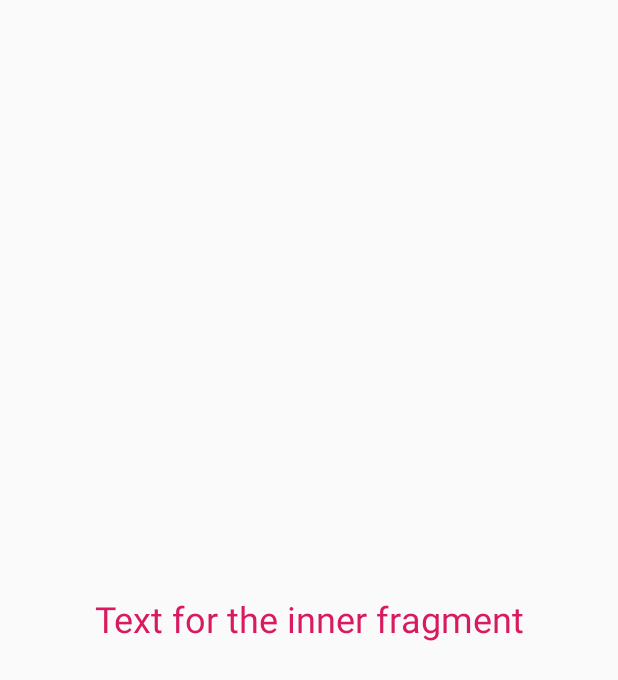
After one commit to SingeltonAttero/CleanApp, an Android app: the fragment DetailedRoomFragment placed in its activity, on a phone screen of 412 x 824 dp. The commit adds this screen. Shown: the top 680 px of the screen. Run offline under Robolectric (Android 15) with nearby library versions, the phone set to English and light mode, and no system bars; our stand-ins replace RxJava; libraries missing offline, so code that uses them is left out: com.arellomobile.mvp, com.jakewharton.rxrelay2, ru.terrakok.cicerone; 4 statements that could not run were skipped.

Commit message:
add detailed fragment and navigation flow test

```diff
--- a/app/src/main/java/com/yakov/weber/cleanapp/presention/dictionary/DictionaryListPresenter.kt
+++ b/app/src/main/java/com/yakov/weber/cleanapp/presention/dictionary/DictionaryListPresenter.kt
@@ -21,7 +21,7 @@ class DictionaryListPresenter @Inject constructor(private val interactor:Diction
                 Word("Уильям Фоксуэлл Олбрайт","американский востоковед, эпиграфист, один из основоположников библейской археологии и археологического направления библейской географии.[4] Исследователь ветхозаветной традиции. Основной труд «От каменного века к христианству: монотеизм и исторический процесс» (1940; англ. From the Stone Age to Christianity: Monotheism and the Historical Process)."),
                 Word("Дерюгины","Дерюгины (нем. von Derjugin, англ. von Derugin, Derugin) — древний русский дворянский род, из «детей боярских» Рыльской местности[1]. Род записан в дворянские родословные книги Курской[2], Воронежской[3], Петербургской[4], Псковской[4][5], Рязанской[6], Самарской[7], и Слободско-Украинской[8] губерний."),
                 Word("Puma SE","промышленная компания Германии, специализирующаяся на выпуске спортивной обуви, одежды, инвентаря и парфюмерии под торговой маркой Puma."),
-                Word("«Звёздный инспектор» ","художественный фильм режиссёров Марка Ковалёва и Владимира Полина, снятый на киностудии «Мосфильм» в 1980 году."),
+                Word("Звёздный инспектор ","художественный фильм режиссёров Марка Ковалёва и Владимира Полина, снятый на киностудии «Мосфильм» в 1980 году."),
                 Word("Кастельянос-де-Морискос ","муниципалитет в Испании, входит в провинцию Саламанка в составе автономного сообщества Кастилия и Леон. Занимает площадь 13,84 км². Население — 1638 человек (на 2010 год). Расстояние до административного центра провинции — 8 км."),
                 Word("Шерпа","доверенное лицо руководителя страны-члена «Большой семёрки». Шерпа отвечает за контакты с коллегами из зарубежных государств и подготовку саммита «Большой семёрки», когда его страна является председателем клуба. Также шерпы занимаются подготовкой повестки дня саммитов и соглашений."),
                 Word("Ожерелье королевы","вторая часть тетралогии Александра Дюма-отца, объединённой похождениями известного мага, предсказателя судеб и вечного человека Джузеппе Бальзамо (Калиостро)"))
--- /dev/null
+++ b/app/src/main/java/com/yakov/weber/cleanapp/presention/reading/room/detailed/DetailedRoomView.kt
@@ -0,0 +1,10 @@
+package com.yakov.weber.cleanapp.presention.reading.room.detailed
+
+import com.arellomobile.mvp.MvpView
+
+/**
+ * Created on 06.11.18
+ * @author YWeber
+ * project CleanApp */
+
+interface DetailedRoomView  : MvpView
--- a/app/src/main/java/com/yakov/weber/cleanapp/presention/reading/room/ReadingRoomView.kt
+++ b/app/src/main/java/com/yakov/weber/cleanapp/presention/reading/room/list/ReadingRoomView.kt
@@ -1,4 +1,4 @@
-package com.yakov.weber.cleanapp.presention.reading.room
+package com.yakov.weber.cleanapp.presention.reading.room.list
 
 import com.arellomobile.mvp.MvpView
 import com.yakov.weber.cleanapp.entity.Book
--- a/app/src/main/java/com/yakov/weber/cleanapp/ui/AppActivity.kt
+++ b/app/src/main/java/com/yakov/weber/cleanapp/ui/AppActivity.kt
@@ -18,6 +18,8 @@ import org.jetbrains.anko.toast
 import ru.terrakok.cicerone.Navigator
 import ru.terrakok.cicerone.NavigatorHolder
 import ru.terrakok.cicerone.android.support.SupportAppNavigator
+import ru.terrakok.cicerone.commands.Back
+import ru.terrakok.cicerone.commands.BackTo
 import ru.terrakok.cicerone.commands.Command
 import toothpick.Toothpick
 import javax.inject.Inject
@@ -44,6 +46,8 @@ class AppActivity : MvpAppCompatActivity(), AppView {
 
     private val navigator:Navigator by lazy {
         object : SupportAppNavigator(this,supportFragmentManager,R.id.app_container){
+
+
             override fun setupFragmentTransaction(command: Command?,
                                                   currentFragment: Fragment?,
                                                   nextFragment: Fragment?,
--- a/app/src/main/java/com/yakov/weber/cleanapp/ui/global/BaseFragment.kt
+++ b/app/src/main/java/com/yakov/weber/cleanapp/ui/global/BaseFragment.kt
@@ -8,6 +8,7 @@ import android.view.ViewGroup
 import com.arellomobile.mvp.MvpAppCompatFragment
 import com.yakov.weber.cleanapp.presention.global.DisposableComponent
 import com.yakov.weber.cleanapp.presention.global.DisposableComponentImpl
+import org.jetbrains.anko.support.v4.toast
 
 /**
  * Created on 29.10.18
--- /dev/null
+++ b/app/src/main/java/com/yakov/weber/cleanapp/ui/reading/room/detailed/DetailedRoomFragment.kt
@@ -0,0 +1,36 @@
+package com.yakov.weber.cleanapp.ui.reading.room.detailed
+
+import com.arellomobile.mvp.presenter.InjectPresenter
+import com.arellomobile.mvp.presenter.ProvidePresenter
+import com.yakov.weber.cleanapp.R
+import com.yakov.weber.cleanapp.presention.reading.room.detailed.DetailedRoomPresenter
+import com.yakov.weber.cleanapp.presention.reading.room.detailed.DetailedRoomView
+import com.yakov.weber.cleanapp.toothpick.DI
+import com.yakov.weber.cleanapp.ui.global.BaseFragment
+import toothpick.Toothpick
+
+/**
+ * Created on 06.11.18
+ * @author YWeber
+ * project CleanApp */
+
+class DetailedRoomFragment : BaseFragment(), DetailedRoomView {
+
+    override val layout: Int
+        get() = R.layout.fragment_detailed_room
+
+
+    @InjectPresenter
+    lateinit var presenter: DetailedRoomPresenter
+
+    @ProvidePresenter
+    fun providerPresenter(): DetailedRoomPresenter = Toothpick.openScope(DI.APP_SCOPE)
+            .getInstance(DetailedRoomPresenter::class.java)
+
+    override fun onBackPressed() {
+        super.onBackPressed()
+        presenter.onBack()
+    }
+
+
+}
--- a/app/src/main/java/com/yakov/weber/cleanapp/ui/reading/room/ReadBookAdapter.kt
+++ b/app/src/main/java/com/yakov/weber/cleanapp/ui/reading/room/list/ReadBookAdapter.kt
@@ -1,4 +1,4 @@
-package com.yakov.weber.cleanapp.ui.reading.room
+package com.yakov.weber.cleanapp.ui.reading.room.list
 
 import android.support.v7.widget.RecyclerView
 import android.view.View
@@ -14,7 +14,7 @@ import kotlinx.android.synthetic.main.item_reading_book.view.*
  * @author YWeber
  * project CleanApp */
 
-class ReadBookAdapter(private val bookList: List<Book>) : RecyclerView.Adapter<ReadBookAdapter.ReadBookHolder>() {
+class ReadBookAdapter(private val bookList: List<Book>,private val clickItem:(Book) -> Unit) : RecyclerView.Adapter<ReadBookAdapter.ReadBookHolder>() {
     override fun onCreateViewHolder(parent: ViewGroup, viewType: Int): ReadBookHolder {
         val view = parent.inflate(R.layout.item_reading_book)
         return ReadBookHolder(view)
@@ -28,6 +28,7 @@ class ReadBookAdapter(private val bookList: List<Book>) : RecyclerView.Adapter<R
 
     inner class ReadBookHolder(itemView:View) : RecyclerView.ViewHolder(itemView){
         fun bind(book:Book){
+            itemView.setOnClickListener { clickItem(book) }
             itemView.title_reading_book.text = book.title
             itemView.description_reading_book.text = book.description
             Glide.with(itemView.context)
--- /dev/null
+++ b/app/src/main/res/layout/fragment_detailed_room.xml
@@ -0,0 +1,19 @@
+<?xml version="1.0" encoding="utf-8"?>
+<android.support.constraint.ConstraintLayout
+    xmlns:android="http://schemas.android.com/apk/res/android"
+    xmlns:app="http://schemas.android.com/apk/res-auto"
+    android:layout_width="match_parent"
+    android:layout_height="match_parent">
+
+    <TextView
+        android:layout_width="wrap_content"
+        android:layout_height="wrap_content"
+        android:text="Text for the inner fragment"
+        android:textSize="24sp"
+        android:textColor="@color/colorAccent"
+        app:layout_constraintBottom_toBottomOf="parent"
+        app:layout_constraintEnd_toEndOf="parent"
+        app:layout_constraintStart_toStartOf="parent"
+        app:layout_constraintTop_toTopOf="parent" />
+
+</android.support.constraint.ConstraintLayout>
--- a/app/src/main/res/values/styles.xml
+++ b/app/src/main/res/values/styles.xml
@@ -18,12 +18,12 @@
 
     <style name="title">
         <item name="android:textColor">#6f8143</item>
-        <item name="android:textSize">15sp</item>
+        <item name="android:textSize">16sp</item>
     </style>
 
     <style name="description">
         <item name="android:textColor">#991f1f</item>
-        <item name="android:textSize">12sp</item>
+        <item name="android:textSize">14sp</item>
     </style>
 
     <style name="base_item">
```
Also changed, not shown: app/src/main/java/com/yakov/weber/cleanapp/Screens.kt (+15 -1 lines), app/src/main/java/com/yakov/weber/cleanapp/extension/Extension.kt (+7 -1 lines), app/src/main/java/com/yakov/weber/cleanapp/presention/reading/room/detailed/DetailedRoomPresenter.kt (added, +18 -0 lines), app/src/main/java/com/yakov/weber/cleanapp/presention/reading/room/list/ReadingRoomPresenter.kt (renamed from app/src/main/java/com/yakov/weber/cleanapp/presention/reading/room/ReadingRoomPresenter.kt, +8 -2 lines), app/src/main/java/com/yakov/weber/cleanapp/ui/reading/room/detailed/DetailedRoomFlowFragment.kt (added, +39 -0 lines), app/src/main/java/com/yakov/weber/cleanapp/ui/reading/room/list/ReadingRoomFragment.kt (renamed from app/src/main/java/com/yakov/weber/cleanapp/ui/reading/room/ReadingRoomFragment.kt, +4 -6 lines).
